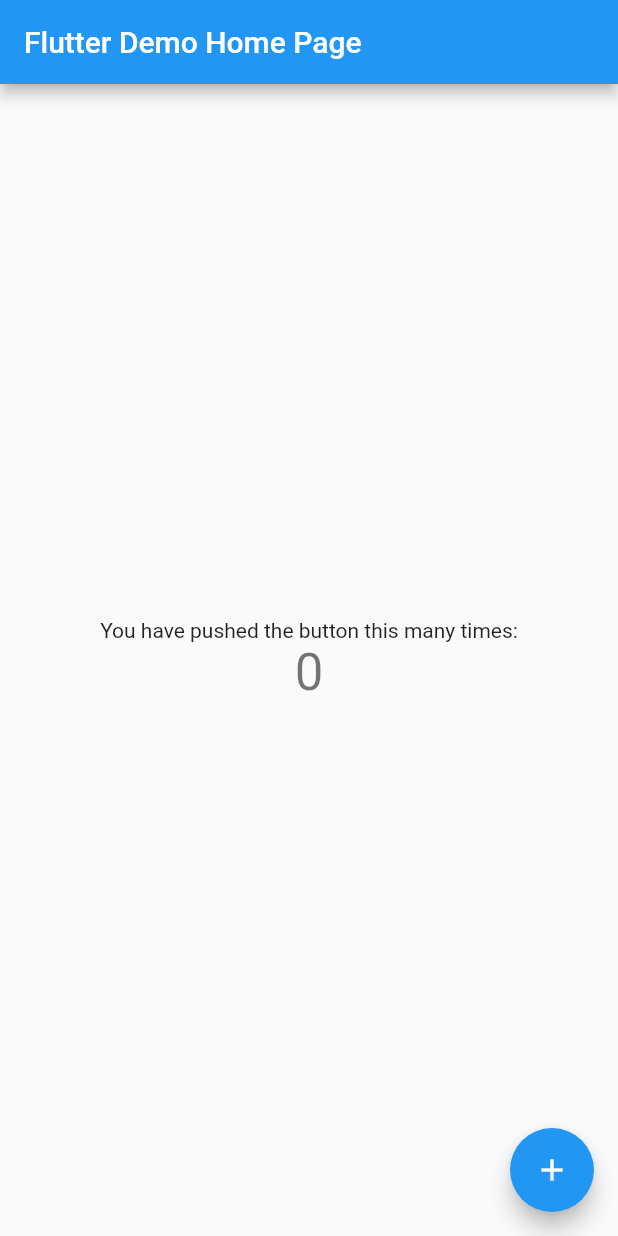
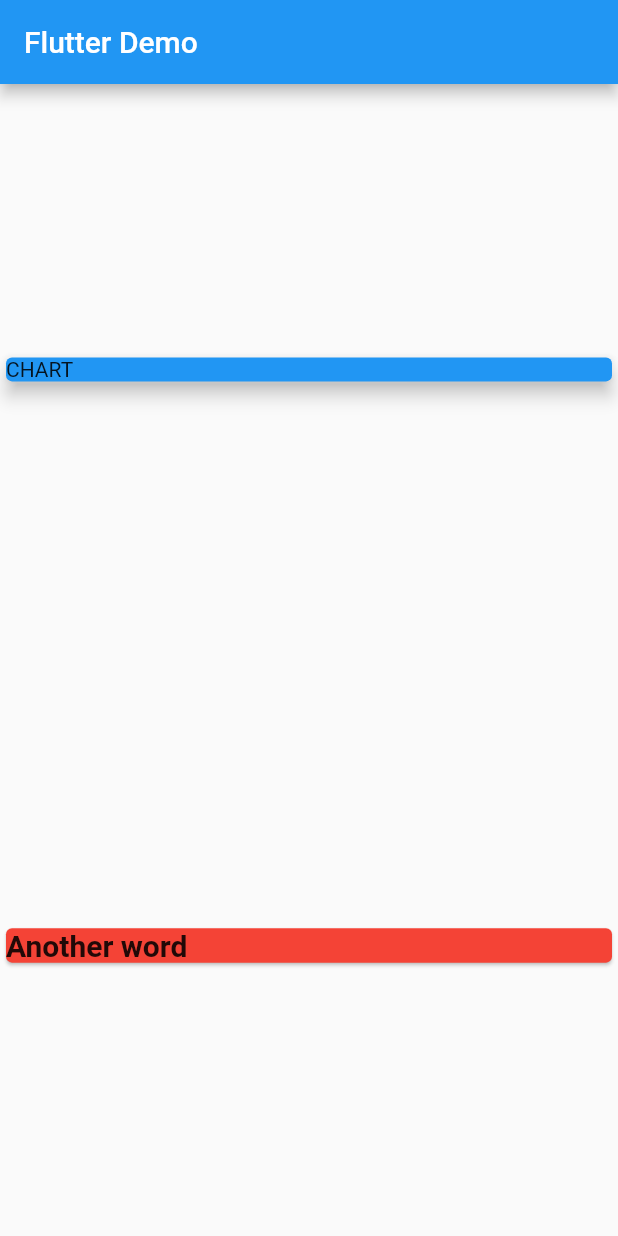
Before and after one commit to rodrigofin7/segundaapp, a Flutter app: the screen it shows after launch, on a phone screen of 412 x 824 dp. Run offline on Flutter 3.47's test engine with Material 2 defaults, Android fonts, the phone set to English and light mode, and no system bars; Roboto replaces fonts that are missing (Comis Sans).

Commit message:
leccion 71

```diff
--- a/lib/main.dart
+++ b/lib/main.dart
@@ -9,103 +9,39 @@ class MyApp extends StatelessWidget {
     return MaterialApp(
       title: 'Flutter Demo',
       theme: ThemeData(
-        // This is the theme of your application.
-        //
-        // Try running your application with "flutter run". You'll see the
-        // application has a blue toolbar. Then, without quitting the app, try
-        // changing the primarySwatch below to Colors.green and then invoke
-        // "hot reload" (press "r" in the console where you ran "flutter run",
-        // or simply save your changes to "hot reload" in a Flutter IDE).
-        // Notice that the counter didn't reset back to zero; the application
-        // is not restarted.
         primarySwatch: Colors.blue,
       ),
-      home: MyHomePage(title: 'Flutter Demo Home Page'),
+      home: MyHomePage(),
     );
   }
 }
 
-class MyHomePage extends StatefulWidget {
-  MyHomePage({Key key, this.title}) : super(key: key);
-
-  // This widget is the home page of your application. It is stateful, meaning
-  // that it has a State object (defined below) that contains fields that affect
-  // how it looks.
-
-  // This class is the configuration for the state. It holds the values (in this
-  // case the title) provided by the parent (in this case the App widget) and
-  // used by the build method of the State. Fields in a Widget subclass are
-  // always marked "final".
-
-  final String title;
-
-  @override
-  _MyHomePageState createState() => _MyHomePageState();
-}
-
-class _MyHomePageState extends State<MyHomePage> {
-  int _counter = 0;
-
-  void _incrementCounter() {
-    setState(() {
-      // This call to setState tells the Flutter framework that something has
-      // changed in this State, which causes it to rerun the build method below
-      // so that the display can reflect the updated values. If we changed
-      // _counter without calling setState(), then the build method would not be
-      // called again, and so nothing would appear to happen.
-      _counter++;
-    });
-  }
-
+class MyHomePage extends StatelessWidget {
   @override
   Widget build(BuildContext context) {
-    // This method is rerun every time setState is called, for instance as done
-    // by the _incrementCounter method above.
-    //
-    // The Flutter framework has been optimized to make rerunning build methods
-    // fast, so that you can just rebuild anything that needs updating rather
-    // than having to individually change instances of widgets.
     return Scaffold(
-      appBar: AppBar(
-        // Here we take the value from the MyHomePage object that was created by
-        // the App.build method, and use it to set our appbar title.
-        title: Text(widget.title),
-      ),
-      body: Center(
-        // Center is a layout widget. It takes a single child and positions it
-        // in the middle of the parent.
-        child: Column(
-          // Column is also a layout widget. It takes a list of children and
-          // arranges them vertically. By default, it sizes itself to fit its
-          // children horizontally, and tries to be as tall as its parent.
-          //
-          // Invoke "debug painting" (press "p" in the console, choose the
-          // "Toggle Debug Paint" action from the Flutter Inspector in Android
-          // Studio, or the "Toggle Debug Paint" command in Visual Studio Code)
-          // to see the wireframe for each widget.
-          //
-          // Column has various properties to control how it sizes itself and
-          // how it positions its children. Here we use mainAxisAlignment to
-          // center the children vertically; the main axis here is the vertical
-          // axis because Columns are vertical (the cross axis would be
-          // horizontal).
-          mainAxisAlignment: MainAxisAlignment.center,
+        appBar: AppBar(
+          title: Text('Flutter Demo '),
+        ),
+        body: Column(
+          mainAxisAlignment: MainAxisAlignment.spaceAround,
+          crossAxisAlignment: CrossAxisAlignment.stretch,
           children: <Widget>[
-            Text(
-              'You have pushed the button this many times:',
-            ),
-            Text(
-              '$_counter',
-              style: Theme.of(context).textTheme.display1,
-            ),
-          ],
-        ),
-      ),
-      floatingActionButton: FloatingActionButton(
-        onPressed: _incrementCounter,
-        tooltip: 'Increment',
-        child: Icon(Icons.add),
-      ), // This trailing comma makes auto-formatting nicer for build methods.
-    );
+            Container(
+              width: double.infinity,
+              child: Card(
+
+                  color: Colors.blue,
+                  child: Text('CHART'),
+                elevation: 5,
+              ),
+
+            ), Card(
+              color: Colors.red,
+              child: Text('Another word',style: TextStyle(fontWeight: FontWeight.bold, fontSize: 20, fontFamily: 'Comis Sans'),),
+            )
+
+          ]
+        ));
   }
 }
```
